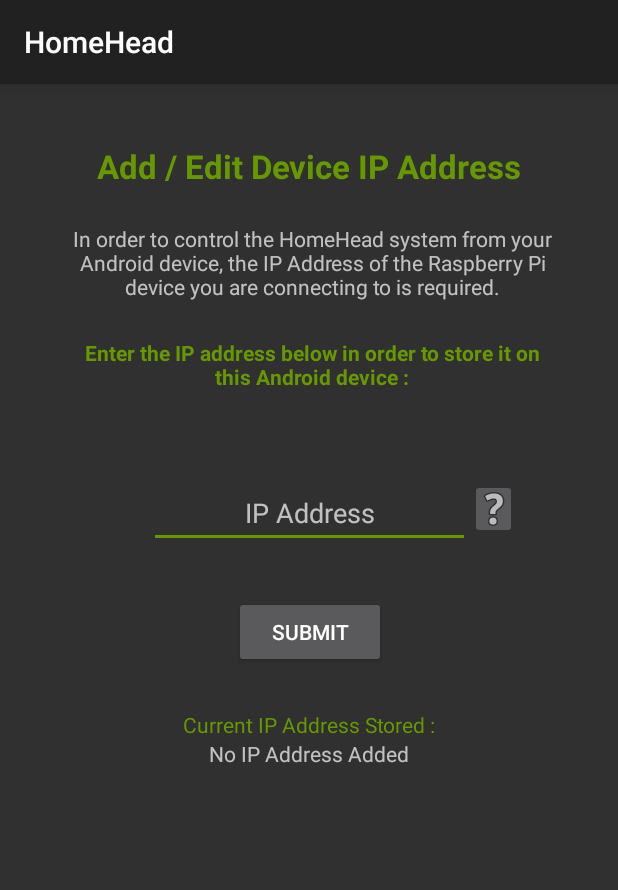
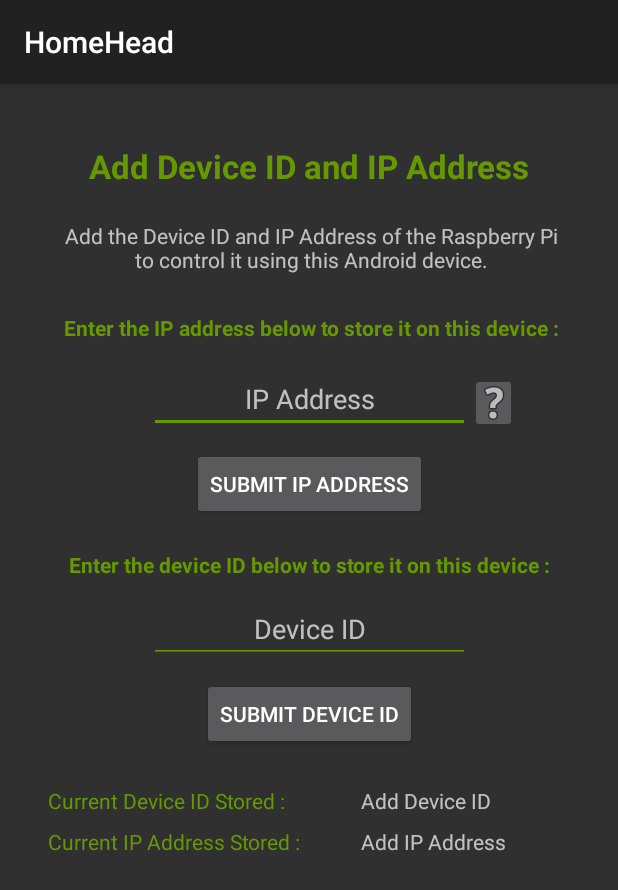
Before and after one commit to paddyburns79/HomeHead_Android_App, an Android app: the AddEditIPAddressDeviceIDActivity screen opened directly, with no data from a screen before it, on a phone screen of 412 x 824 dp. Shown: the top 890 px of the screen. Run offline under Robolectric (Android 15) with nearby library versions, the phone set to English and light mode, and no system bars.

Commit message:
Amendement to RBP command line reader Pi Device ID to Shared Prefs file

```diff
--- a/app/src/main/AndroidManifest.xml
+++ b/app/src/main/AndroidManifest.xml
@@ -48,7 +48,7 @@
         <activity android:name=".StopDeviceListeningActivity" />
         <activity android:name=".SystemShutdownActivity" />
         <activity android:name=".DeviceConfigMainMenuActivity" />
-        <activity android:name=".AddEditIPAddressActivity" />
+        <activity android:name=".AddEditIPAddressDeviceIDActivity" />
         <activity android:name=".CalibrateDeviceNoiseThresholdActivity" />
         <activity android:name=".AddNewTriggerNoiseActivity" />
         <activity android:name=".DeleteTriggerNoiseActivity" />
--- a/app/src/main/java/com/paddy/homehead/AddEditIPAddressActivity.java
+++ b/app/src/main/java/com/paddy/homehead/AddEditIPAddressDeviceIDActivity.java
@@ -7,31 +7,32 @@ import android.support.v7.app.AlertDialog;
 import android.support.v7.app.AppCompatActivity;
 import android.os.Bundle;
 import android.view.View;
-import android.widget.Button;
 import android.widget.EditText;
 import android.widget.TextView;
 import android.widget.Toast;
 
-public class AddEditIPAddressActivity extends AppCompatActivity {
+public class AddEditIPAddressDeviceIDActivity extends AppCompatActivity {
 
-    String savedIpAddress;
+    String savedIpAddress, savedDeviceID;
 
     // Textview to hold IP Address retrieved from SharedPreferences
-    TextView ipAddressView;
+    TextView ipAddressView, deviceIDView;
 
     // Input values to hold input field data
-    EditText ipAddressInput;
+    EditText ipAddressInput, deviceIDInput;
 
     @Override
     protected void onCreate(Bundle savedInstanceState) {
         super.onCreate(savedInstanceState);
         setContentView(R.layout.activity_add_edit_ipaddress);
 
-        // Calling method to display the current IP Address SharedPreference stored value
+        // Calling method to display the current Device ID and IP Address SharedPreference stored values
+        showDeviceIDData();
         showIPAddressData();
 
-        // linking input value to input field
+        // linking input values to input field
         ipAddressInput = (EditText) findViewById(R.id.input_add_IP_address);
+        deviceIDInput = (EditText) findViewById(R.id.input_add_device_ID);
     }
 
     /**
@@ -62,6 +63,33 @@ public class AddEditIPAddressActivity extends AppCompatActivity {
     }
 
     /**
+     * Method to save Device ID data input to SharedPreferences on button click
+     * @param view
+     */
+    public void saveDeviceIDData(View view) {
+
+        // checking if new IP Address entered matches current before writing to Shared Preferences file
+        if (deviceIDInput.getText().toString().equalsIgnoreCase(savedDeviceID)) {
+            // Toast popup to confirm IP Address entered matches that already saved
+            Toast.makeText(this, "Device ID Entered Already Saved", Toast.LENGTH_LONG).show();
+        } else {
+            // setting Shared Preferences file (Mode Private so only this app can access it)
+            SharedPreferences deviceIDSharedPref = getSharedPreferences("device_id_shared_pref", Context.MODE_PRIVATE);
+            // write IP Address input data to SharedPreferences
+            SharedPreferences.Editor editor = deviceIDSharedPref.edit();
+            editor.putString("rbp_device_id", deviceIDInput.getText().toString());
+            editor.apply();
+            // Toast popup to confirm successful save operation
+            Toast.makeText(this, "Device ID Saved", Toast.LENGTH_LONG).show();
+            // clear input field
+            deviceIDInput.getText().clear();
+        }
+        // calling method to refresh data displayed on button click
+        showDeviceIDData();
+
+    }
+
+    /**
      * Method to display the current IP address data saved in SharedPreferences
      */
     public void showIPAddressData() {
@@ -72,13 +100,29 @@ public class AddEditIPAddressActivity extends AppCompatActivity {
         SharedPreferences ipAddressSharedPref = getSharedPreferences("device_ip_shared_pref", Context.MODE_PRIVATE);
         String rbpIpAddress = ipAddressSharedPref.getString("rbp_ip_address", "");
         if (rbpIpAddress.isEmpty()) {
-            ipAddressView.setText("No IP Address Added");
+            ipAddressView.setText(R.string.No_IP_Address);
         } else {
             ipAddressView.setText(rbpIpAddress);
             savedIpAddress = rbpIpAddress;
         }
+    }
 
+    /**
+     * Method to display the current Device ID data saved in SharedPreferences
+     */
+    public void showDeviceIDData() {
+        // linking textview to SharedPreferences Data
+        deviceIDView = (TextView) findViewById(R.id.textView_current_device_ID);
 
+        // Accessing SharedPreferences Data (Stored Device ID)
+        SharedPreferences deviceIDSharedPref = getSharedPreferences("device_id_shared_pref", Context.MODE_PRIVATE);
+        String rbpDeviceID = deviceIDSharedPref.getString("rbp_device_id", "");
+        if (rbpDeviceID.isEmpty()) {
+            deviceIDView.setText(R.string.no_device_id_added);
+        } else {
+            deviceIDView.setText(rbpDeviceID);
+            savedDeviceID = rbpDeviceID;
+        }
     }
 
     /**
@@ -88,7 +132,7 @@ public class AddEditIPAddressActivity extends AppCompatActivity {
     public void displayIpTooltip(View view) {
 
         // set Alert Dialog box to confirm system shutdown
-        AlertDialog.Builder shutdownConfirm = new AlertDialog.Builder(AddEditIPAddressActivity.this);
+        AlertDialog.Builder shutdownConfirm = new AlertDialog.Builder(AddEditIPAddressDeviceIDActivity.this);
         // allow alert dialog to be cancelled by clicking area outside of the box
         shutdownConfirm.setCancelable(true);
         // set messages
--- a/app/src/main/java/com/paddy/homehead/DeviceConfigMainMenuActivity.java
+++ b/app/src/main/java/com/paddy/homehead/DeviceConfigMainMenuActivity.java
@@ -19,7 +19,7 @@ public class DeviceConfigMainMenuActivity extends AppCompatActivity {
         btnAddEditIPAdd.setOnClickListener(new View.OnClickListener() {
             @Override
             public void onClick(View view) {
-                Intent addEditIPAddIntent = new Intent(DeviceConfigMainMenuActivity.this, AddEditIPAddressActivity.class);
+                Intent addEditIPAddIntent = new Intent(DeviceConfigMainMenuActivity.this, AddEditIPAddressDeviceIDActivity.class);
                 startActivity(addEditIPAddIntent);
             }
         });
--- a/app/src/main/res/layout/activity_add_edit_ipaddress.xml
+++ b/app/src/main/res/layout/activity_add_edit_ipaddress.xml
@@ -4,27 +4,27 @@
     xmlns:tools="http://schemas.android.com/tools"
     android:layout_width="match_parent"
     android:layout_height="match_parent"
-    tools:context=".AddEditIPAddressActivity">
+    tools:context=".AddEditIPAddressDeviceIDActivity">
 
     <TextView
         android:id="@+id/add_IP_address_activ_title"
         android:layout_width="wrap_content"
-        android:layout_height="wrap_content"
+        android:layout_height="27dp"
         android:layout_marginEnd="8dp"
         android:layout_marginStart="8dp"
         android:layout_marginTop="40dp"
         android:text="@string/add_ip_address_title_text"
+        android:textColor="@android:color/holo_green_dark"
         android:textSize="22sp"
         android:textStyle="bold"
-        android:textColor="@android:color/holo_green_dark"
         app:layout_constraintEnd_toEndOf="parent"
         app:layout_constraintStart_toStartOf="parent"
         app:layout_constraintTop_toTopOf="parent" />
 
     <TextView
         android:id="@+id/add_ip_address_description_text_para1"
-        android:layout_width="325dp"
-        android:layout_height="76dp"
+        android:layout_width="338dp"
+        android:layout_height="41dp"
         android:layout_marginEnd="8dp"
         android:layout_marginStart="8dp"
         android:layout_marginTop="24dp"
@@ -37,42 +37,43 @@
 
     <TextView
         android:id="@+id/add_ip_address_description_text_para2"
-        android:layout_width="325dp"
-        android:layout_height="34dp"
+        android:layout_width="339dp"
+        android:layout_height="24dp"
         android:layout_marginEnd="8dp"
         android:layout_marginStart="8dp"
+        android:layout_marginTop="20dp"
         android:text="@string/add_ip_address_para2"
         android:textAlignment="center"
+        android:textColor="@android:color/holo_green_dark"
         android:textStyle="bold"
-        android:textColor="@android:color/holo_green_dark"
         app:layout_constraintEnd_toEndOf="parent"
-        app:layout_constraintHorizontal_bias="0.529"
+        app:layout_constraintHorizontal_bias="0.526"
         app:layout_constraintStart_toStartOf="parent"
         app:layout_constraintTop_toBottomOf="@+id/add_ip_address_description_text_para1" />
 
     <EditText
         android:id="@+id/input_add_IP_address"
         android:layout_width="214dp"
-        android:layout_height="46dp"
-        android:layout_marginTop="60dp"
+        android:layout_height="40dp"
+        android:layout_marginTop="16dp"
+        android:backgroundTint="@android:color/holo_green_dark"
         android:ems="10"
         android:hint="@string/add_ip_activity_ip_input"
         android:inputType="textPersonName"
         android:textAlignment="center"
-        android:backgroundTint="@android:color/holo_green_dark"
         app:layout_constraintEnd_toEndOf="parent"
         app:layout_constraintStart_toStartOf="parent"
         app:layout_constraintTop_toBottomOf="@+id/add_ip_address_description_text_para2" />
 
     <Button
         android:id="@+id/add_ip_submit_button"
-        android:layout_width="101dp"
+        android:layout_width="wrap_content"
         android:layout_height="wrap_content"
         android:layout_marginEnd="8dp"
         android:layout_marginStart="8dp"
-        android:layout_marginTop="32dp"
+        android:layout_marginTop="10dp"
         android:onClick="saveIpAddressData"
-        android:text="@string/submit"
+        android:text="@string/submit_ip_address"
         app:layout_constraintEnd_toEndOf="parent"
         app:layout_constraintHorizontal_bias="0.502"
         app:layout_constraintStart_toStartOf="parent"
@@ -80,34 +81,35 @@
 
     <TextView
         android:id="@+id/textView_current_IP_address"
-        android:layout_width="wrap_content"
-        android:layout_height="wrap_content"
-        android:layout_marginEnd="8dp"
+        android:layout_width="114dp"
+        android:layout_height="19dp"
+        android:layout_marginEnd="32dp"
         android:layout_marginStart="8dp"
+        android:layout_marginTop="8dp"
         android:text="@string/textview_CurrentIpAdd"
         app:layout_constraintEnd_toEndOf="parent"
-        app:layout_constraintStart_toStartOf="parent"
-        app:layout_constraintTop_toBottomOf="@+id/textView_currentIP" />
+        app:layout_constraintStart_toEndOf="@+id/textView_current_IP"
+        app:layout_constraintTop_toBottomOf="@+id/textView_current_device_ID" />
 
     <TextView
-        android:id="@+id/textView_currentIP"
-        android:layout_width="wrap_content"
-        android:layout_height="wrap_content"
-        android:layout_marginEnd="8dp"
-        android:layout_marginStart="8dp"
-        android:layout_marginTop="28dp"
+        android:id="@+id/textView_current_IP"
+        android:layout_width="175dp"
+        android:layout_height="18dp"
+        android:layout_marginBottom="23dp"
+        android:layout_marginStart="32dp"
+        android:layout_marginTop="8dp"
         android:text="@string/current_ip_address_stored"
         android:textColor="@android:color/holo_green_dark"
-        app:layout_constraintEnd_toEndOf="parent"
-        app:layout_constraintHorizontal_bias="0.502"
+        app:layout_constraintBottom_toBottomOf="parent"
         app:layout_constraintStart_toStartOf="parent"
-        app:layout_constraintTop_toBottomOf="@+id/add_ip_submit_button" />
+        app:layout_constraintTop_toBottomOf="@+id/textView_current_device_ID_title"
+        app:layout_constraintVertical_bias="0.0" />
 
     <ImageButton
         android:id="@+id/imgbtn_ip_address_tooltip"
         android:layout_width="31dp"
         android:layout_height="40dp"
-        android:layout_marginTop="60dp"
+        android:layout_marginTop="16dp"
         android:contentDescription="@string/ip_address_tooltip_icon"
         android:onClick="displayIpTooltip"
         app:layout_constraintEnd_toEndOf="parent"
@@ -116,5 +118,71 @@
         app:layout_constraintTop_toBottomOf="@+id/add_ip_address_description_text_para2"
         app:srcCompat="@android:drawable/ic_menu_help" />
 
+    <TextView
+        android:id="@+id/textView_current_device_ID"
+        android:layout_width="114dp"
+        android:layout_height="19dp"
+        android:layout_marginEnd="32dp"
+        android:layout_marginStart="8dp"
+        android:layout_marginTop="24dp"
+        android:text="@string/no_device_id_currently_stored"
+        app:layout_constraintEnd_toEndOf="parent"
+        app:layout_constraintStart_toEndOf="@+id/textView_current_device_ID_title"
+        app:layout_constraintTop_toBottomOf="@+id/add_device_ID_submit_button" />
+
+    <TextView
+        android:id="@+id/enter_device_id_description_textView"
+        android:layout_width="wrap_content"
+        android:layout_height="wrap_content"
+        android:layout_marginEnd="8dp"
+        android:layout_marginStart="8dp"
+        android:layout_marginTop="20dp"
+        android:text="@string/enter_the_device_id_below_to_store_it_on_this_device"
+        android:textColor="@android:color/holo_green_dark"
+        android:textStyle="bold"
+        app:layout_constraintEnd_toEndOf="parent"
+        app:layout_constraintStart_toStartOf="parent"
+        app:layout_constraintTop_toBottomOf="@+id/add_ip_submit_button" />
+
+    <EditText
+        android:id="@+id/input_add_device_ID"
+        android:layout_width="214dp"
+        android:layout_height="40dp"
+        android:layout_marginEnd="8dp"
+        android:layout_marginStart="8dp"
+        android:layout_marginTop="16dp"
+        android:backgroundTint="@android:color/holo_green_dark"
+        android:ems="10"
+        android:hint="@string/device_id"
+        android:inputType="textPersonName"
+        android:textAlignment="center"
+        app:layout_constraintEnd_toEndOf="parent"
+        app:layout_constraintStart_toStartOf="parent"
+        app:layout_constraintTop_toBottomOf="@+id/enter_device_id_description_textView" />
+
+    <Button
+        android:id="@+id/add_device_ID_submit_button"
+        android:layout_width="wrap_content"
+        android:layout_height="wrap_content"
+        android:layout_marginEnd="8dp"
+        android:layout_marginStart="8dp"
+        android:layout_marginTop="10dp"
+        android:onClick="saveDeviceIDData"
+        android:text="@string/submit_device_id"
+        app:layout_constraintEnd_toEndOf="parent"
+        app:layout_constraintStart_toStartOf="parent"
+        app:layout_constraintTop_toBottomOf="@+id/input_add_device_ID" />
+
+    <TextView
+        android:id="@+id/textView_current_device_ID_title"
+        android:layout_width="175dp"
+        android:layout_height="19dp"
+        android:layout_marginStart="32dp"
+        android:layout_marginTop="24dp"
+        android:text="@string/current_device_id_stored"
+        android:textColor="@android:color/holo_green_dark"
+        app:layout_constraintStart_toStartOf="parent"
+        app:layout_constraintTop_toBottomOf="@+id/add_device_ID_submit_button" />
+
 
 </android.support.constraint.ConstraintLayout>
--- a/app/src/main/res/values/strings.xml
+++ b/app/src/main/res/values/strings.xml
@@ -101,15 +101,15 @@
     <string name="shutdown_submit">Submit</string>
     <string name="shutdown_device">Shutdown Device</string>
     <string name="device_configuration_menu">Device Configuration Menu</string>
-    <string name="add_edit_device_ip_address">Add / Edit Device IP Address</string>
+    <string name="add_edit_device_ip_address">Add / Edit Device ID and IP Address</string>
     <string name="calibrate_noise_trigger_levels">Calibrate Noise Trigger Levels</string>
-    <string name="add_ip_address_title_text">Add / Edit Device IP Address</string>
-    <string name="add_ip_address_para1">In order to control the HomeHead system from your Android device, the IP Address of the Raspberry Pi device you are connecting to is required.</string>
-    <string name="add_ip_address_para2">Enter the IP address below in order to store it on this Android device :</string>
+    <string name="add_ip_address_title_text">Add Device ID and IP Address</string>
+    <string name="add_ip_address_para1">Add the Device ID and IP Address of the Raspberry Pi to control it using this Android device.</string>
+    <string name="add_ip_address_para2">Enter the IP address below to store it on this device :</string>
     <string name="add_ip_activity_ip_input">IP Address</string>
     <string name="get_ip_address_hint1">The IP address of the Raspberry Pi device (format example : 192.168.x.xxx) can be obtained by typing \"hostname -I\" into the command line of the device, or by using an app such as Fing (available for free from the Google Play store).</string>
     <string name="get_ip_address_hint2">Alternatively you can use an app such as Fing (available for free from the Google Play store) to obtain the IP Address.</string>
-    <string name="textview_CurrentIpAdd">No IP Address Currently Stored</string>
+    <string name="textview_CurrentIpAdd">Add IP Address</string>
     <string name="current_ip_address_stored">Current IP Address Stored :</string>
     <string name="submit_btn_shutdown">Submit</string>
     <string name="ip_address_tooltip_icon">ip_address_tooltip_icon</string>
@@ -135,4 +135,12 @@
     <string name="view_notifications_received">Notifications Received</string>
     <string name="notifications_received_icon">notifications_received_icon</string>
     <string name="notifications_received">Notifications Received</string>
+    <string name="no_device_id_currently_stored">Add Device ID</string>
+    <string name="device_id">Device ID</string>
+    <string name="submit_ip_address">Submit IP Address</string>
+    <string name="enter_the_device_id_below_to_store_it_on_this_device">Enter the device ID below to store it on this device :</string>
+    <string name="submit_device_id">Submit Device ID</string>
+    <string name="No_IP_Address">Add IP Address</string>
+    <string name="no_device_id_added">Add Device ID</string>
+    <string name="current_device_id_stored">Current Device ID Stored :</string>
 </resources>
```
